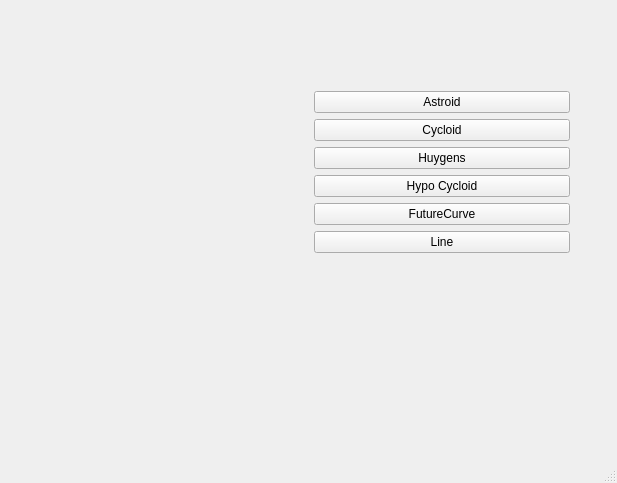
Old version of the form mainwindow.ui in the repository sprouse9/QtCurves2.
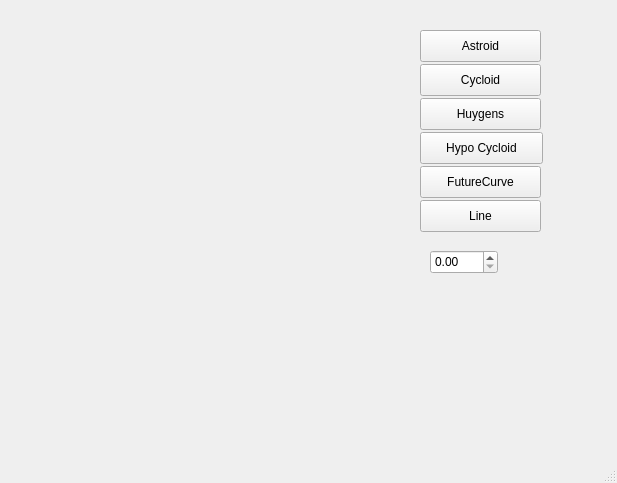
New version of the form. Custom widgets are drawn as their Qt base class.

Commit message: Adding spin box

What changed in the file:
```diff
--- a/mainwindow.ui
+++ b/mainwindow.ui
@@ -14,79 +14,103 @@
    <string>MainWindow</string>
   </property>
   <widget class="QWidget" name="centralWidget">
-   <widget class="QWidget" name="">
+   <widget class="RenderArea" name="renderArea" native="true">
     <property name="geometry">
      <rect>
-      <x>40</x>
-      <y>80</y>
-      <width>541</width>
-      <height>331</height>
+      <x>10</x>
+      <y>10</y>
+      <width>361</width>
+      <height>371</height>
      </rect>
     </property>
-    <layout class="QGridLayout" name="gridLayout">
-     <item row="0" column="0">
-      <widget class="RenderArea" name="renderArea" native="true"/>
-     </item>
-     <item row="0" column="1">
-      <layout class="QVBoxLayout" name="verticalLayout">
-       <item>
+   </widget>
         <widget class="QPushButton" name="btnAstroid">
+    <property name="geometry">
+     <rect>
+      <x>420</x>
+      <y>30</y>
+      <width>121</width>
+      <height>32</height>
+     </rect>
+    </property>
          <property name="text">
           <string>Astroid</string>
          </property>
         </widget>
-       </item>
-       <item>
         <widget class="QPushButton" name="btnCycloid">
+    <property name="geometry">
+     <rect>
+      <x>420</x>
+      <y>64</y>
+      <width>121</width>
+      <height>32</height>
+     </rect>
+    </property>
          <property name="text">
           <string>Cycloid</string>
          </property>
         </widget>
-       </item>
-       <item>
         <widget class="QPushButton" name="btnHuygens">
+    <property name="geometry">
+     <rect>
+      <x>420</x>
+      <y>98</y>
+      <width>121</width>
+      <height>32</height>
+     </rect>
+    </property>
          <property name="text">
           <string>Huygens</string>
          </property>
         </widget>
-       </item>
-       <item>
         <widget class="QPushButton" name="btnHypo">
+    <property name="geometry">
+     <rect>
+      <x>420</x>
+      <y>132</y>
+      <width>123</width>
+      <height>32</height>
+     </rect>
+    </property>
          <property name="text">
           <string>Hypo Cycloid</string>
          </property>
         </widget>
-       </item>
-       <item>
-        <widget class="QPushButton" name="btnFutureCurve">
-         <property name="text">
-          <string>FutureCurve</string>
-         </property>
-        </widget>
-       </item>
-       <item>
+   <widget class="QDoubleSpinBox" name="spinScale">
+    <property name="geometry">
+     <rect>
+      <x>430</x>
+      <y>250</y>
+      <width>68</width>
+      <height>24</height>
+     </rect>
+    </property>
+   </widget>
         <widget class="QPushButton" name="btnLine">
+    <property name="geometry">
+     <rect>
+      <x>420</x>
+      <y>200</y>
+      <width>121</width>
+      <height>32</height>
+     </rect>
+    </property>
          <property name="text">
           <string>Line</string>
          </property>
         </widget>
-       </item>
-       <item>
-        <spacer name="verticalSpacer">
-         <property name="orientation">
-          <enum>Qt::Vertical</enum>
-         </property>
-         <property name="sizeHint" stdset="0">
-          <size>
-           <width>20</width>
-           <height>40</height>
-          </size>
-         </property>
-        </spacer>
-       </item>
-      </layout>
-     </item>
-    </layout>
+   <widget class="QPushButton" name="btnFutureCurve">
+    <property name="geometry">
+     <rect>
+      <x>420</x>
+      <y>166</y>
+      <width>121</width>
+      <height>32</height>
+     </rect>
+    </property>
+    <property name="text">
+     <string>FutureCurve</string>
+    </property>
    </widget>
   </widget>
   <widget class="QStatusBar" name="statusBar"/>
```
Lines whose indentation alone changed are shown as unchanged. The commit also changes 1 other file.
